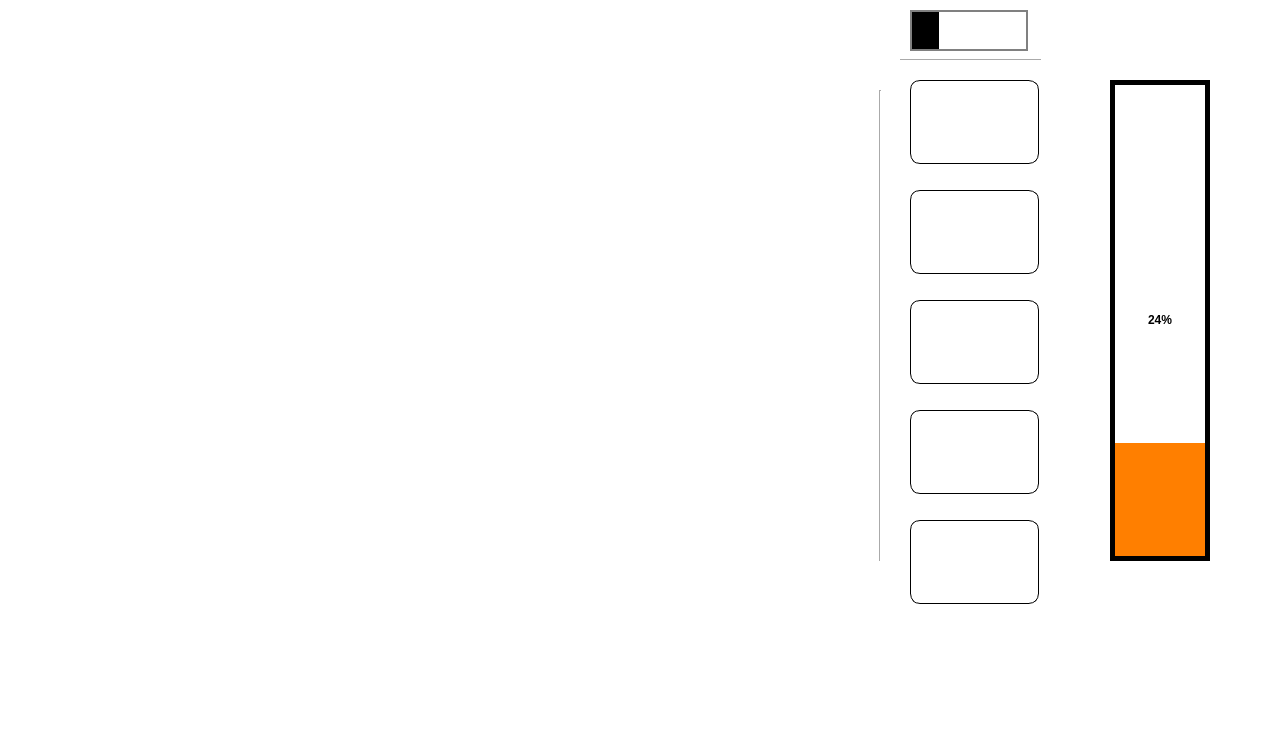
Before: the Qt Designer form aduio/form.ui in CocaCola-dymc/Raspberrypi, drawn with Qt 5.
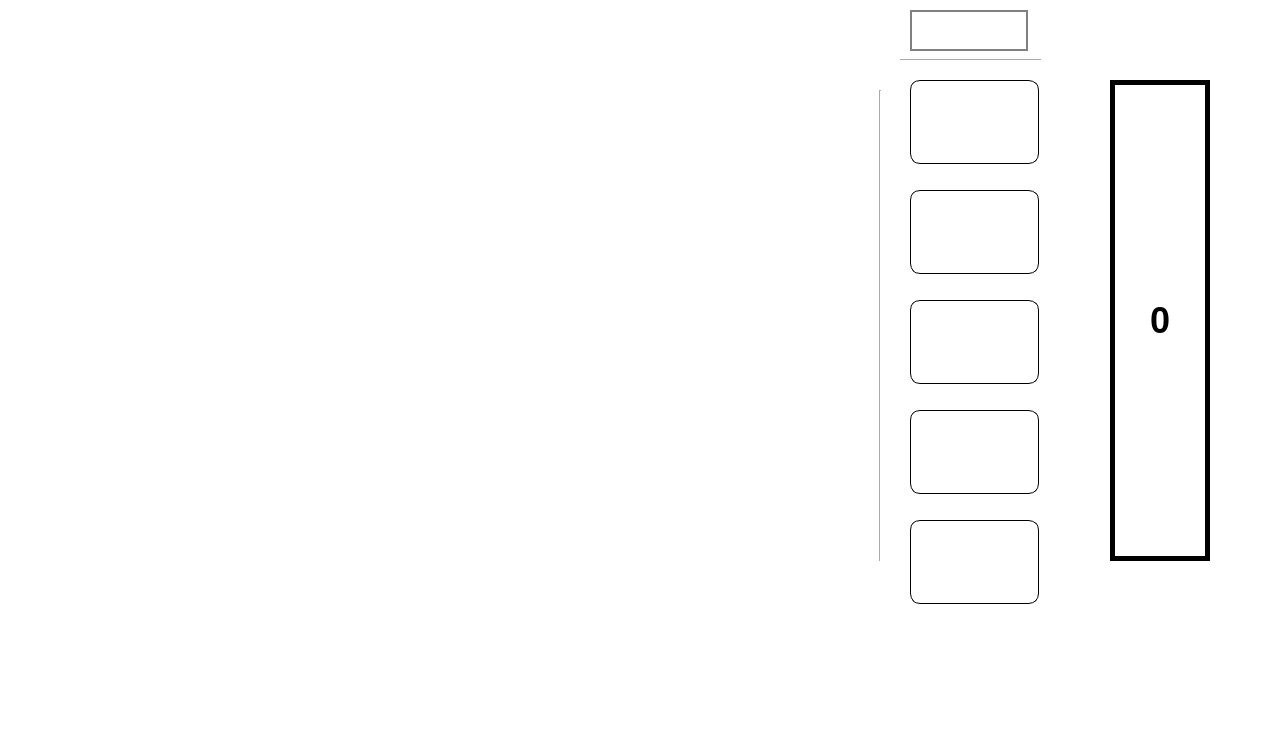
After: the same form once the commit is applied. Icons and pictures are not drawn.

```diff
--- a/aduio/form.ui
+++ b/aduio/form.ui
@@ -315,7 +315,7 @@
      <string notr="true">QProgressBar{text-align:center;border:2px solid gray;}QProgressBar::chunk{background-color:write;}</string>
     </property>
     <property name="value">
-     <number>24</number>
+     <number>0</number>
     </property>
     <property name="textVisible">
      <bool>false</bool>
@@ -350,13 +350,13 @@
      <enum>Qt::LeftToRight</enum>
     </property>
     <property name="styleSheet">
-     <string notr="true">QProgressBar{text-align: center;border:5px solid black;font-weight:bold}QProgressBar::chunk{background-color: rgb(255,127,0);}</string>
+     <string notr="true">QProgressBar{text-align: center;border:5px solid black;font-weight:bold;font-size:36px;}QProgressBar::chunk{background-color: rgb(255,127,0);}</string>
     </property>
     <property name="minimum">
      <number>0</number>
     </property>
     <property name="value">
-     <number>24</number>
+     <number>0</number>
     </property>
     <property name="orientation">
      <enum>Qt::Vertical</enum>
@@ -364,6 +364,9 @@
     <property name="textDirection">
      <enum>QProgressBar::BottomToTop</enum>
     </property>
+    <property name="format">
+     <string>%p</string>
+    </property>
    </widget>
    <zorder>layoutWidget</zorder>
    <zorder>button1</zorder>
```
